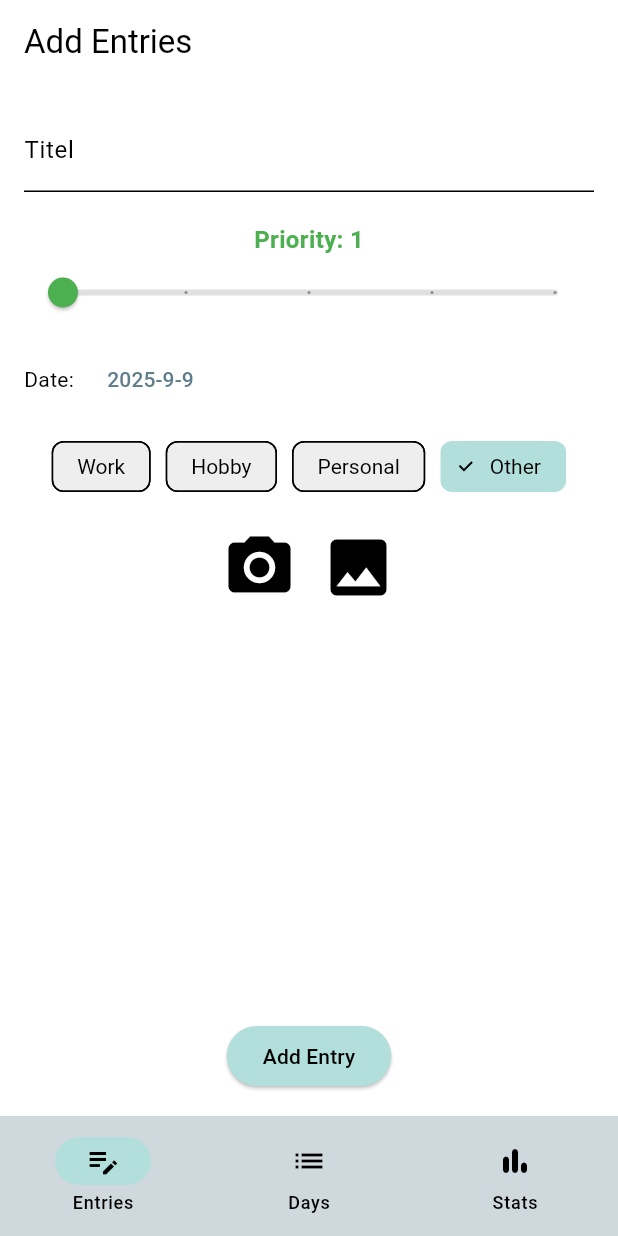
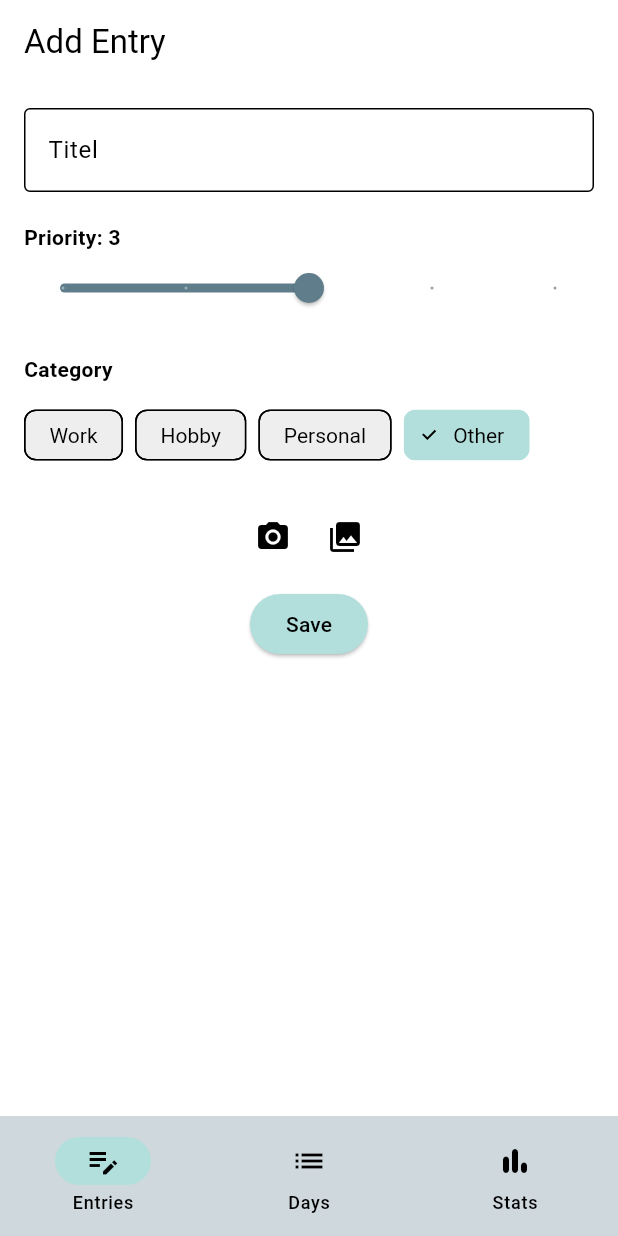
Before and after one commit to Chibinoo/ChatGPT-try, a Flutter app: the screen it shows after launch, on a phone screen of 412 x 824 dp. Run offline on Flutter 3.47's test engine with Material 3 defaults, Android fonts, the phone set to English and light mode, and no system bars; our stand-ins replace cloud_firestore, firebase_core, fl_chart, flutter_slidable, hive, hive_flutter and 1 more; accounts and stored records are empty.

Commit message:
redone add entry page and ssorted entry page (added edeting and deleting function on sorted entry page)

```diff
--- a/lib/data/entry.dart
+++ b/lib/data/entry.dart
@@ -5,16 +5,16 @@ part 'entry.g.dart';
 @HiveType(typeId: 0)
 class Entry {
   @HiveField(0)
-  final String title;
+  late String title;
 
   @HiveField(1)
   final DateTime date;
 
   @HiveField(2)
-  final int priority;
+  late int priority;
 
   @HiveField(3)
-  final String category;
+  late String category;
 
   @HiveField(4)
   String? imagePath;
@@ -46,4 +46,6 @@ class Entry {
       imagePath: map['imagePath'],
     );
   }
+
+  Future<void> save() async {}
 }
--- /dev/null
+++ b/lib/pages/add_entry_page.dart
@@ -0,0 +1,178 @@
+import 'dart:io';
+import 'package:flutter/material.dart';
+import 'package:image_picker/image_picker.dart';
+import 'package:provider/provider.dart';
+
+import 'package:flutter_application_1/data/entry.dart';
+import 'package:flutter_application_1/data/entry_provider.dart';
+import 'package:flutter_application_1/themes/theme_provider.dart';
+
+class AddEntryPage extends StatefulWidget {
+  final Entry? existingEntry;//null if creating new
+
+  const AddEntryPage({super.key, this.existingEntry});
+
+  @override
+  State<AddEntryPage> createState() => _AddEntryPageState();
+}
+
+class _AddEntryPageState extends State<AddEntryPage> {
+  final TextEditingController _titleControler=TextEditingController();
+  double _priority=3;
+  String _category='Other';
+  String? _imagePath;
+
+  @override
+  void initState() {
+    super.initState();
+    if (widget.existingEntry!=null){
+      _titleControler.text=widget.existingEntry!.title;
+      _priority=widget.existingEntry!.priority.toDouble();
+      _category=widget.existingEntry!.category;
+      _imagePath=widget.existingEntry!.imagePath;
+    }
+  }
+
+  Future<void>_pickImage(ImageSource source) async{
+    final picker=ImagePicker();
+    final pickedFile=await picker.pickImage(source: source);
+    if (pickedFile!=null){
+      setState(() {
+        _imagePath=pickedFile.path;
+      });
+    }
+  }
+
+  Future<void> _saveEntry() async {
+    if (_titleControler.text.trim().isEmpty) {
+      ScaffoldMessenger.of(context).showSnackBar(
+        const SnackBar(content: Text('Title cannot be empty')),
+      );
+      return;
+    }
+
+    final provider = Provider.of<EntryProvider>(context, listen: false);
+
+    if (widget.existingEntry != null) {
+      // Update existing entry
+      widget.existingEntry!
+        ..title = _titleControler.text
+        ..priority = _priority.round()
+        ..category = _category
+        ..imagePath = _imagePath;
+      await provider.updateEntry(widget.existingEntry!);
+    } else {
+      // Create new
+      final newEntry = Entry(
+        title: _titleControler.text,
+        date: DateTime.now(),
+        priority: _priority.round(),
+        category: _category,
+        imagePath: _imagePath,
+      );
+      await provider.addEntry(newEntry);
+    }
+  }
+
+  Widget _buildCategorySelector(){
+    final categories =["Work","Hobby","Personal","Other"];
+    return Wrap(
+      spacing: 8,
+      children: categories.map((cat){
+        final isSelected=_category==cat;
+        return ChoiceChip(
+          label: Text(cat),
+          selected: isSelected,
+          onSelected: (_)=>setState(()=>_category=cat),
+          );
+      }).toList(),
+    );
+  }
+
+  @override
+  Widget build(BuildContext context) {
+    final theme=Theme.of(context);
+    return Scaffold(
+      appBar: AppBar(
+        title:
+        Text(widget.existingEntry==null?"Add Entry":"Edit Entry"),
+        actions: [
+          /*IconButton(
+            onPressed: _saveEntry,
+            icon: const Icon(Icons.check)
+          ),*/
+        ],
+      ),
+      body: SingleChildScrollView(
+        padding: EdgeInsets.all(16),
+        child: Column(
+          crossAxisAlignment: CrossAxisAlignment.start,
+          children: [
+            //Titel
+            TextField(
+              controller: _titleControler,
+              decoration: const InputDecoration(
+                labelText: "Titel",
+                border: OutlineInputBorder(),
+              ),
+            ),
+            const SizedBox(height: 20),
+            //Priority Slider
+            Text("Priority: ${_priority.round()}",
+              style: const TextStyle(fontWeight: FontWeight.bold)),
+            Slider(
+              value: _priority,
+              min: 1,
+              max: 5,
+              divisions: 4,
+              label: _priority.round().toString(),
+              onChanged: (val)=>setState(()=>_priority=val),
+            ),
+            const SizedBox(height: 20),
+            //Category selector
+            const Text("Category",
+              style: TextStyle(fontWeight: FontWeight.bold)),
+            const SizedBox(height: 10),
+            _buildCategorySelector(),
+            const SizedBox(height: 20),
+            //Image picker
+            if (_imagePath!=null)
+            Center(
+              child: Image.file(
+                File(_imagePath!),
+                height: 150,
+                fit: BoxFit.cover,
+              ),
+            ),
+            Row(
+              mainAxisAlignment: MainAxisAlignment.center,
+              children: [
+                IconButton(
+                  onPressed: ()=>_pickImage(ImageSource.camera),
+                  icon: const Icon(Icons.photo_camera)
+                ),
+                IconButton(
+                  onPressed: ()=>_pickImage(ImageSource.gallery),
+                  icon: Icon(Icons.photo_library)
+                ),
+              ],
+            ),
+            const SizedBox(height: 10),
+            Center(
+              child: ElevatedButton(
+                style: ElevatedButton.styleFrom(
+                  backgroundColor: theme.colorScheme.secondaryContainer,
+                  foregroundColor: Provider.of<ThemeProvider>(context).isDarkMode
+                      ? Colors.white // or any color for dark mode
+                      : Colors.black,     // or any color for light mode
+                ),
+                onPressed: _saveEntry,
+                child: const Text('Save'),
+              ),
+            ),
+          ],
+        ),
+      ),
+    );
+  }
+}
--- a/lib/pages/home_page.dart
+++ /dev/null
@@ -1,204 +0,0 @@
-import 'dart:io';
-import 'package:firebase_storage/firebase_storage.dart';
-import 'package:flutter/material.dart';
-import 'package:flutter_application_1/themes/theme_provider.dart';
-import 'package:image_picker/image_picker.dart';
-import 'package:path_provider/path_provider.dart';
-import 'package:provider/provider.dart';
-import '../data/entry_provider.dart';
-import '../data/entry.dart';
-import 'package:path/path.dart' as path;
-
-class HomePage extends StatefulWidget {
-  const HomePage({super.key});
-
-  @override
-  State<HomePage> createState() => _HomePageState();
-}
-
-class _HomePageState extends State<HomePage> {
-    final _titleControler=TextEditingController();
-    double _priority=1;//default slider value
-    DateTime _selectedDate=DateTime.now();
-    String _selectedCategory='Other';
-    File? _selectedImage;
-
-    Future<void> _pickImage(ImageSource source) async{
-      final picker=ImagePicker();
-      final pickedFile=await picker.pickImage(source: source, imageQuality: 80);
-
-      if(pickedFile!=null){
-        setState(() {
-          _selectedImage=File(pickedFile.path);
-        });
-      }
-    }
-
-    //handles image saving depending on mode
-    Future<String?> _saveImage(File image) async{
-      final isCloudMode=Provider.of<EntryProvider>(context, listen: false).isCloudMode;
-
-      if(isCloudMode){
-        //upload to firebase storage
-        final storageRef=FirebaseStorage.instance.ref().child('entry_images/${DateTime.now().microsecondsSinceEpoch}.jpg');
-
-        await storageRef.putFile(image);
-        return await storageRef.getDownloadURL();
-      }else{
-        //Save locally
-        final appDir=await getApplicationCacheDirectory();
-        final fileName=path.basename(image.path);
-        final savedImage=await image.copy('${appDir.path}/$fileName');
-        return savedImage.path;
-      }
-    }
-
-    void _saveEntry()async{
-      String? imagePath;
-      if(_selectedImage!=null){
-        imagePath=await _saveImage(_selectedImage!);
-      }
-      final entry=Entry(
-        title: _titleControler.text,
-        priority: _priority.round(),
-        date: _selectedDate,
-        category: _selectedCategory,
-        imagePath: imagePath,
-      );
-      // ignore: use_build_context_synchronously
-      Provider.of<EntryProvider>(context, listen: false).addEntry(entry);
-    }
-
-    final List<String> _categories=['Work','Hobby','Personal','Other'];
-
-    //Get slider color based on priority level
-    Color _getSliderColor(double value){
-      if(value<=2) return Colors.green; //low
-      if(value<=4) return Colors.orange; //mid
-      return Colors.red;//high
-    }
-@override
-Widget build(BuildContext context) {
-  final theme = Theme.of(context);
-    return Scaffold(
-      appBar: AppBar(
-        title: const Text('Add Entries'),
-        backgroundColor: theme.appBarTheme.backgroundColor,
-        foregroundColor: theme.appBarTheme.foregroundColor,
-      ),
-      body: Padding(
-        padding: const EdgeInsets.all(16),
-        child: Column(
-          children: [
-            //text
-            TextField(
-              controller: _titleControler,
-              decoration: const InputDecoration(labelText: 'Titel'),
-            ),
-            const SizedBox(height: 20),
-            //priority slider with color
-            Text(
-              'Priority: ${_priority.toInt()}',
-              style: TextStyle(
-                fontSize: 16,
-                fontWeight: FontWeight.bold,
-                color: _getSliderColor(_priority),
-              ),
-            ),
-            SliderTheme(
-              data: SliderTheme.of(context).copyWith(
-                activeTrackColor: _getSliderColor(_priority),
-                thumbColor: _getSliderColor(_priority),
-                overlayColor: _getSliderColor(_priority).withOpacity(0.2),
-                inactiveTrackColor: Colors.grey[300]
-              ),
-              child: Slider(
-                value: _priority,
-                min: 1,
-                max: 5,
-                divisions: 4,
-                label: _priority.toInt().toString(),
-                onChanged: (value){
-                  setState(() {
-                    _priority=value;
-                  });
-                }
-              )
-            ),
-            const SizedBox(height: 10),
-            Row(
-              children: [
-                //date
-                const Text('Date:'),
-                const SizedBox(width: 10),
-                TextButton(
-                  child: Text('${_selectedDate.year}-${_selectedDate.month}-${_selectedDate.day}'),
-                  onPressed: ()async {
-                    final picked=await showDatePicker(
-                      context: context,
-                      initialDate: _selectedDate,
-                      firstDate: DateTime(2000),
-                      lastDate: DateTime(2100)
-                    );
-                    if(picked!=null){
-                      setState(()=>_selectedDate=picked);
-                    }
-                  },
-                ),
-              ],
-            ),
-            const SizedBox(height: 10),
-            Wrap(
-              //categories
-              spacing: 10,
-              children: _categories.map((cat){
-                final isSelected=cat==_selectedCategory;
-                return ChoiceChip(
-                  label: Text(cat),
-                  selected: isSelected,
-                  selectedColor: theme.colorScheme.secondaryContainer,
-                  backgroundColor: theme.chipTheme.backgroundColor,
-                  labelStyle: theme.chipTheme.labelStyle,
-                  onSelected: (_){
-                    setState(()=>_selectedCategory=cat);
-                  },
-                );
-              }).toList(),
-            ),
-            const SizedBox(height: 10),
-            //image preveiw
-            if(_selectedImage!=null)
-              Image.file(_selectedImage!,height: 150,fit: BoxFit.cover,),
-
-            Row(
-              //add image
-              mainAxisAlignment: MainAxisAlignment.center,
-              children: [
-                IconButton(
-                  icon: const Icon(Icons.camera_alt, size: 50),
-                  onPressed: ()=>_pickImage(ImageSource.camera),
-                ),
-                IconButton(
-                  icon: const Icon(Icons.photo, size: 50),
-                  onPressed: ()=>_pickImage(ImageSource.gallery),
-                ),
-              ],
-            ),
-            const Spacer(),
-            //save
-            ElevatedButton(
-              style: ElevatedButton.styleFrom(
-                backgroundColor: theme.colorScheme.secondaryContainer,
-                foregroundColor: Provider.of<ThemeProvider>(context).isDarkMode
-                    ? Colors.white // or any color for dark mode
-                    : Colors.black,     // or any color for light mode
-              ),
-              onPressed: _saveEntry,
-              child: const Text('Add Entry'),
-            ),
-          ],
-        ),
-      ),
-    );
-  }
-}
--- a/lib/widgets/widget_tree.dart
+++ b/lib/widgets/widget_tree.dart
@@ -1,13 +1,13 @@
 import 'package:flutter/material.dart';
 import 'package:flutter_application_1/data/notifiers.dart';
-import 'package:flutter_application_1/pages/home_page.dart';
-import 'package:flutter_application_1/pages/sorted_page.dart';
+import 'package:flutter_application_1/pages/add_entry_page.dart';
+import 'package:flutter_application_1/pages/sorted_page2.dart';
 import 'package:flutter_application_1/pages/stats_page.dart';
 import 'package:flutter_application_1/widgets/navbar_widget.dart';
 
 List<Widget> pages=[
-  HomePage(),
-  SortedPage(),
+  AddEntryPage(),
+  SortedPage2(),
   StatsPage()
 ];
 
--- a/pubspec.yaml
+++ b/pubspec.yaml
@@ -14,6 +14,7 @@ dependencies:
   fl_chart: ^1.0.0
   flutter:
     sdk: flutter
+  flutter_slidable: ^4.0.1
   hive: ^2.2.3
   hive_flutter: ^1.1.0
   image_picker: ^1.1.2
@@ -26,7 +27,7 @@ dev_dependencies:
   flutter_test:
     sdk: flutter
   flutter_lints: ^5.0.0
-  build_runner: ^2.5.4
+  build_runner: ^2.4.13
   hive_generator: ^2.0.1
 
 flutter:
```
Also changed, not shown: lib/data/entry_provider.dart (+62 -0 lines), lib/pages/sorted_page.dart (deleted, +0 -115 lines), lib/pages/sorted_page2.dart (added, +165 -0 lines), pubspec.lock.
